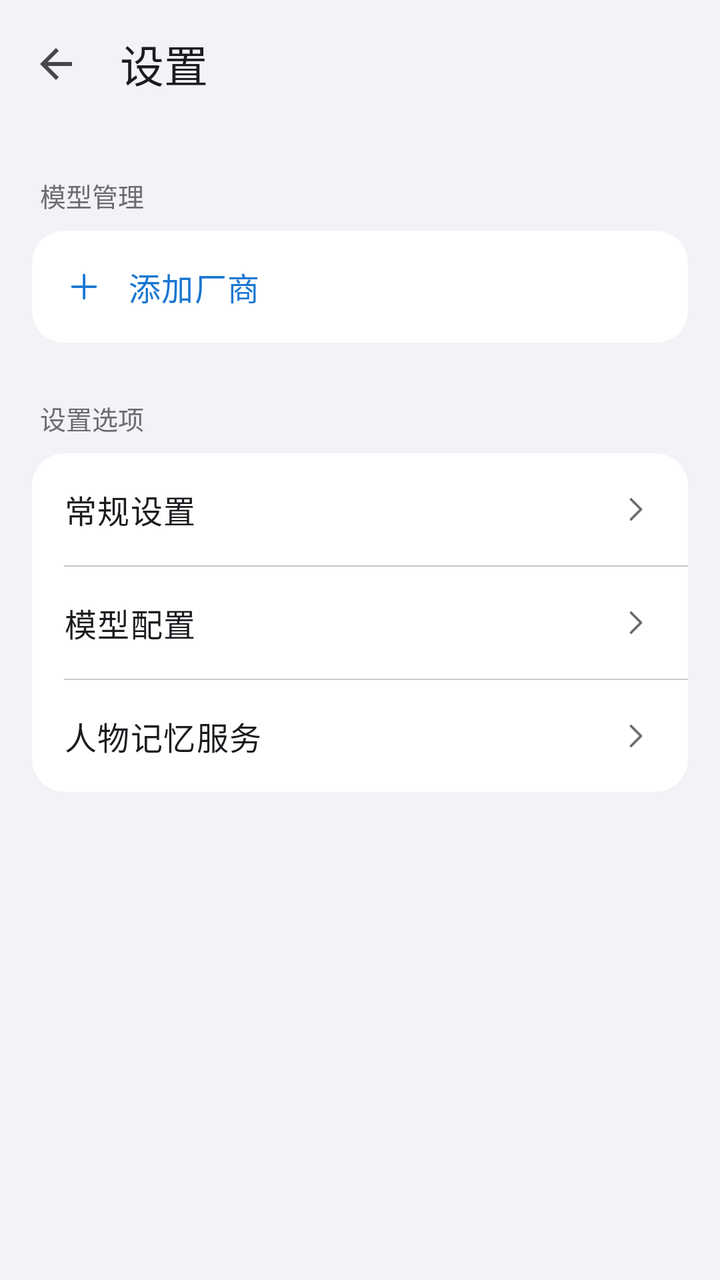
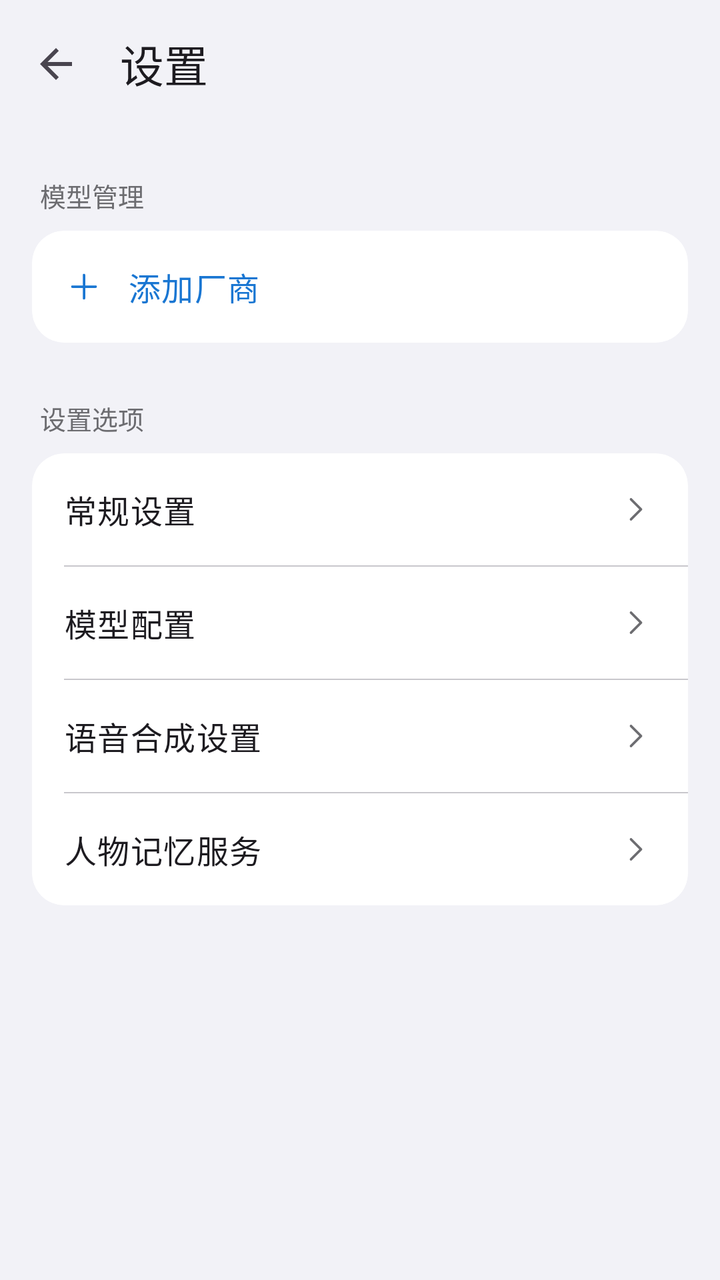

An Android layout rendered at two revisions. The XML below is the earlier revision; the diff shows what the commit changed to produce the second picture.
<!-- AndroidManifest.xml: activity theme Theme.AIChat -->
<!-- res/layout/activity_settings.xml -->
<?xml version="1.0" encoding="utf-8"?>
<LinearLayout xmlns:android="http://schemas.android.com/apk/res/android"
    xmlns:app="http://schemas.android.com/apk/res-auto"
    android:layout_width="match_parent"
    android:layout_height="match_parent"
    android:orientation="vertical"
    android:background="@color/ios_grouped_bg">

    <com.google.android.material.appbar.MaterialToolbar
        android:id="@+id/toolbar"
        android:layout_width="match_parent"
        android:layout_height="?attr/actionBarSize"
        android:background="@color/ios_grouped_bg"
        app:elevation="0dp"
        app:title="@string/settings"
        app:navigationIcon="?attr/homeAsUpIndicator" />

    <ScrollView
        android:layout_width="match_parent"
        android:layout_height="match_parent"
        android:background="@color/ios_grouped_bg"
        android:fillViewport="true">

        <LinearLayout
            android:layout_width="match_parent"
            android:layout_height="wrap_content"
            android:orientation="vertical"
            android:paddingBottom="32dp">

            
            <TextView
                android:layout_width="match_parent"
                android:layout_height="wrap_content"
                android:text="@string/model_management"
                android:textSize="13sp"
                android:textColor="@color/ios_section_label"
                android:paddingStart="20dp"
                android:paddingEnd="20dp"
                android:paddingTop="24dp"
                android:paddingBottom="8dp" />

            <include
                android:id="@+id/includeModelManagement"
                layout="@layout/layout_model_management"
                android:layout_width="match_parent"
                android:layout_height="wrap_content"
                android:layout_marginStart="16dp"
                android:layout_marginEnd="16dp" />

            
            <TextView
                android:layout_width="match_parent"
                android:layout_height="wrap_content"
                android:text="@string/settings_options"
                android:textSize="13sp"
                android:textColor="@color/ios_section_label"
                android:paddingStart="20dp"
                android:paddingEnd="20dp"
                android:paddingTop="28dp"
                android:paddingBottom="8dp" />

            
            <com.google.android.material.card.MaterialCardView
                android:layout_width="match_parent"
                android:layout_height="wrap_content"
                android:layout_marginStart="16dp"
                android:layout_marginEnd="16dp"
                app:cardElevation="0dp"
                app:cardBackgroundColor="@color/ios_cell_bg"
                app:cardCornerRadius="16dp"
                app:strokeWidth="0dp">

                <LinearLayout
                    android:layout_width="match_parent"
                    android:layout_height="wrap_content"
                    android:orientation="vertical">

                    
                    <LinearLayout
                        android:id="@+id/headerGeneral"
                        android:layout_width="match_parent"
                        android:layout_height="wrap_content"
                        android:orientation="horizontal"
                        android:gravity="center_vertical"
                        android:paddingStart="16dp"
                        android:paddingEnd="16dp"
                        android:minHeight="56dp"
                        android:background="?attr/selectableItemBackground">
                        <TextView
                            android:layout_width="0dp"
                            android:layout_weight="1"
                            android:layout_height="wrap_content"
                            android:text="@string/general_settings"
                            android:textAppearance="?attr/textAppearanceBodyLarge"
                            android:textColor="?attr/colorOnSurface" />
                        <ImageView
                            android:id="@+id/iconGeneralExpand"
                            android:layout_width="20dp"
                            android:layout_height="20dp"
                            android:src="@drawable/ic_chevron_right"
                            app:tint="@color/ios_section_label" />
                    </LinearLayout>

                    
                    <LinearLayout
                        android:id="@+id/expandGeneral"
                        android:layout_width="match_parent"
                        android:layout_height="wrap_content"
                        android:orientation="vertical"
                        android:paddingStart="16dp"
                        android:paddingEnd="16dp"
                        android:paddingTop="4dp"
                        android:paddingBottom="16dp"
                        android:visibility="gone">
                        <TextView
                            android:layout_width="wrap_content"
                            android:layout_height="wrap_content"
                            android:text="@string/theme"
                            android:textAppearance="?attr/textAppearanceBodyMedium"
                            android:layout_marginBottom="6dp" />
                        <RadioGroup
                            android:id="@+id/radioTheme"
                            android:layout_width="match_parent"
                            android:layout_height="wrap_content"
                            android:orientation="vertical"
                            android:layout_marginBottom="14dp">
                            <RadioButton
                                android:id="@+id/themeLight"
                                android:layout_width="wrap_content"
                                android:layout_height="wrap_content"
                                android:minHeight="40dp"
                                android:textAppearance="?attr/textAppearanceBodyMedium"
                                android:text="@string/theme_light" />
                            <RadioButton
                                android:id="@+id/themeDark"
                                android:layout_width="wrap_content"
                                android:layout_height="wrap_content"
                                android:layout_marginTop="4dp"
                                android:minHeight="40dp"
                                android:textAppearance="?attr/textAppearanceBodyMedium"
                                android:text="@string/theme_dark" />
                            <RadioButton
                                android:id="@+id/themeSystem"
                                android:layout_width="wrap_content"
                                android:layout_height="wrap_content"
                                android:layout_marginTop="4dp"
                                android:minHeight="40dp"
                                android:textAppearance="?attr/textAppearanceBodyMedium"
                                android:text="@string/theme_system" />
                        </RadioGroup>
                        <TextView
                            android:layout_width="wrap_content"
                            android:layout_height="wrap_content"
                            android:text="@string/theme_color"
                            android:textAppearance="?attr/textAppearanceBodyMedium"
                            android:layout_marginBottom="6dp" />
                        <RadioGroup
                            android:id="@+id/radioThemeColor"
                            android:layout_width="match_parent"
                            android:layout_height="wrap_content"
                            android:orientation="vertical"
                            android:layout_marginBottom="14dp">
                            <RadioButton
                                android:id="@+id/colorBlue"
                                android:layout_width="wrap_content"
                                android:layout_height="wrap_content"
                                android:minHeight="40dp"
                                android:textAppearance="?attr/textAppearanceBodyMedium"
                                android:text="蓝" />
                            <RadioButton
                                android:id="@+id/colorGreen"
                                android:layout_width="wrap_content"
                                android:layout_height="wrap_content"
                                android:layout_marginTop="4dp"
                                android:minHeight="40dp"
                                android:textAppearance="?attr/textAppearanceBodyMedium"
                                android:text="绿" />
                            <RadioButton
                                android:id="@+id/colorPurple"
                                android:layout_width="wrap_content"
                                android:layout_height="wrap_content"
                                android:layout_marginTop="4dp"
                                android:minHeight="40dp"
                                android:textAppearance="?attr/textAppearanceBodyMedium"
                                android:text="紫" />
                            <RadioButton
                                android:id="@+id/colorOrange"
                                android:layout_width="wrap_content"
                                android:layout_height="wrap_content"
                                android:layout_marginTop="4dp"
                                android:minHeight="40dp"
                                android:textAppearance="?attr/textAppearanceBodyMedium"
                                android:text="橙" />
                        </RadioGroup>
                        <TextView
                            android:layout_width="wrap_content"
                            android:layout_height="wrap_content"
                            android:text="@string/font_size"
                            android:textAppearance="?attr/textAppearanceBodyMedium"
                            android:layout_marginBottom="6dp" />
                        <LinearLayout
                            android:layout_width="match_parent"
                            android:layout_height="wrap_content"
                            android:orientation="horizontal"
                            android:gravity="center_vertical">
                            <SeekBar
                                android:id="@+id/seekFontSize"
                                android:layout_width="0dp"
                                android:layout_weight="1"
                                android:layout_height="wrap_content"
                                android:max="4"
                                android:progress="1" />
                            <TextView
                                android:id="@+id/textFontSizeValue"
                                android:layout_width="wrap_content"
                                android:layout_height="wrap_content"
                                android:layout_marginStart="12dp"
                                android:minWidth="32dp"
                                android:text="14" />
                        </LinearLayout>
                        <LinearLayout
                            android:layout_width="match_parent"
                            android:layout_height="wrap_content"
                            android:orientation="horizontal"
                            android:layout_marginTop="10dp">
                            <com.google.android.material.button.MaterialButton
                                android:id="@+id/btnNewChat"
                                style="@style/Widget.Material3.Button.TextButton"
                                android:layout_width="wrap_content"
                                android:layout_height="wrap_content"
                                android:text="@string/new_chat" />
                            <com.google.android.material.button.MaterialButton
                                android:id="@+id/btnExport"
                                style="@style/Widget.Material3.Button.TextButton"
                                android:layout_width="wrap_content"
                                android:layout_height="wrap_content"
                                android:layout_marginStart="8dp"
                                android:text="@string/export" />
                        </LinearLayout>
                    </LinearLayout>

                    
                    <View
                        android:layout_width="match_parent"
                        android:layout_height="0.5dp"
                        android:layout_marginStart="16dp"
                        android:background="@color/ios_separator" />

                    
                    <LinearLayout
                        android:id="@+id/cardModelConfig"
                        android:layout_width="match_parent"
                        android:layout_height="wrap_content"
                        android:orientation="horizontal"
                        android:gravity="center_vertical"
                        android:paddingStart="16dp"
                        android:paddingEnd="16dp"
                        android:minHeight="56dp"
                        android:background="?attr/selectableItemBackground">
                        <TextView
                            android:layout_width="0dp"
                            android:layout_weight="1"
                            android:layout_height="wrap_content"
                            android:text="@string/model_config"
                            android:textAppearance="?attr/textAppearanceBodyLarge"
                            android:textColor="?attr/colorOnSurface" />
                        <ImageView
                            android:layout_width="20dp"
                            android:layout_height="20dp"
                            android:src="@drawable/ic_chevron_right"
                            app:tint="@color/ios_section_label" />
                    </LinearLayout>

                    
                    <View
                        android:layout_width="match_parent"
                        android:layout_height="0.5dp"
                        android:layout_marginStart="16dp"
                        android:background="@color/ios_separator" />

                    
                    <LinearLayout
                        android:id="@+id/cardCharacterMemory"
                        android:layout_width="match_parent"
                        android:layout_height="wrap_content"
                        android:orientation="horizontal"
                        android:gravity="center_vertical"
                        android:paddingStart="16dp"
                        android:paddingEnd="16dp"
                        android:minHeight="56dp"
                        android:background="?attr/selectableItemBackground">
                        <TextView
                            android:layout_width="0dp"
                            android:layout_weight="1"
                            android:layout_height="wrap_content"
                            android:text="@string/character_memory_settings"
                            android:textAppearance="?attr/textAppearanceBodyLarge"
                            android:textColor="?attr/colorOnSurface" />
                        <ImageView
                            android:layout_width="20dp"
                            android:layout_height="20dp"
                            android:src="@drawable/ic_chevron_right"
                            app:tint="@color/ios_section_label" />
                    </LinearLayout>

                </LinearLayout>
            </com.google.android.material.card.MaterialCardView>

        </LinearLayout>
    </ScrollView>
</LinearLayout>
<!-- res/layout/layout_model_management.xml (included above) -->
<?xml version="1.0" encoding="utf-8"?>
<com.google.android.material.card.MaterialCardView
    xmlns:android="http://schemas.android.com/apk/res/android"
    xmlns:app="http://schemas.android.com/apk/res-auto"
    android:layout_width="match_parent"
    android:layout_height="wrap_content"
    app:cardElevation="0dp"
    app:cardBackgroundColor="@color/ios_cell_bg"
    app:cardCornerRadius="16dp"
    app:strokeWidth="0dp">

    <LinearLayout
        android:layout_width="match_parent"
        android:layout_height="wrap_content"
        android:orientation="vertical">

        
        <LinearLayout
            android:id="@+id/btnAddProvider"
            android:layout_width="match_parent"
            android:layout_height="wrap_content"
            android:orientation="horizontal"
            android:gravity="center_vertical"
            android:paddingStart="16dp"
            android:paddingEnd="16dp"
            android:minHeight="56dp"
            android:background="?attr/selectableItemBackground">
            <ImageView
                android:layout_width="20dp"
                android:layout_height="20dp"
                android:src="@drawable/ic_add"
                android:layout_marginEnd="12dp"
                app:tint="?attr/colorPrimary" />
            <TextView
                android:layout_width="0dp"
                android:layout_weight="1"
                android:layout_height="wrap_content"
                android:text="@string/add_provider"
                android:textAppearance="?attr/textAppearanceBodyLarge"
                android:textColor="?attr/colorPrimary" />
        </LinearLayout>

        
        <androidx.recyclerview.widget.RecyclerView
            android:id="@+id/recyclerProviders"
            android:layout_width="match_parent"
            android:layout_height="wrap_content"
            android:nestedScrollingEnabled="false" />

    </LinearLayout>
</com.google.android.material.card.MaterialCardView>
<!-- resources referenced by this layout -->
<resources>
  <color name="ios_cell_bg">#FFFFFF</color>
  <color name="ios_grouped_bg">#F2F2F7</color>
  <color name="ios_section_label">#6C6C70</color>
  <color name="ios_separator">#C8C7CC</color>
  <!-- drawable ic_add (drawable) -->
  <?xml version="1.0" encoding="utf-8"?>
  <vector xmlns:android="http://schemas.android.com/apk/res/android"
      android:width="24dp"
      android:height="24dp"
      android:viewportWidth="24"
      android:viewportHeight="24">
      <path
          android:fillColor="@android:color/transparent"
          android:pathData="M12,5V19M5,12H19"
          android:strokeColor="#FF000000"
          android:strokeLineCap="round"
          android:strokeLineJoin="round"
          android:strokeWidth="1.5" />
  </vector>
  <!-- drawable ic_chevron_right (drawable) -->
  <?xml version="1.0" encoding="utf-8"?>
  <vector xmlns:android="http://schemas.android.com/apk/res/android"
      android:width="24dp"
      android:height="24dp"
      android:viewportWidth="24"
      android:viewportHeight="24">
      <path
          android:fillColor="@android:color/transparent"
          android:pathData="M9,6L15,12L9,18"
          android:strokeColor="#FF000000"
          android:strokeLineCap="round"
          android:strokeLineJoin="round"
          android:strokeWidth="1.5" />
  </vector>
  <string name="add_provider">添加厂商</string>
  <string name="character_memory_settings">人物记忆服务</string>
  <string name="export">导出记录</string>
  <string name="font_size">字体大小</string>
  <string name="general_settings">常规设置</string>
  <string name="model_config">模型配置</string>
  <string name="model_management">模型管理</string>
  <string name="new_chat">新对话</string>
  <string name="settings">设置</string>
  <string name="settings_options">设置选项</string>
  <string name="theme">主题</string>
  <string name="theme_color">主题色</string>
  <string name="theme_dark">深色</string>
  <string name="theme_light">浅色</string>
  <string name="theme_system">跟随系统</string>
  <style name="Theme.AIChat" parent="Theme.Material3.DayNight.NoActionBar">
          <item name="colorPrimary">@color/primary</item>
          <item name="colorPrimaryContainer">?attr/colorPrimaryLight</item>
          <item name="colorOnPrimary">@color/on_primary</item>
          <item name="colorSurface">@color/surface</item>
          <item name="colorPrimarySubtle">@color/primary_blue_subtle</item>
          <item name="colorPrimaryLight">@color/primary_blue_light</item>
          <item name="colorPrimaryDeep">@color/primary_blue_deep</item>
          <item name="materialAlertDialogTheme">@style/ThemeOverlay.AIChat.MaterialAlertDialog</item>
          <item name="alertDialogTheme">@style/ThemeOverlay.AIChat.MaterialAlertDialog</item>
      </style>
  <color name="primary">#1976D2</color>
  <color name="on_primary">#FFFFFF</color>
  <color name="surface">#FFFFFF</color>
  <color name="primary_blue_subtle">#F5FAFF</color>
  <color name="primary_blue_light">#E3F2FD</color>
  <color name="primary_blue_deep">#0D47A1</color>
  <style name="ThemeOverlay.AIChat.MaterialAlertDialog" parent="ThemeOverlay.Material3.MaterialAlertDialog">
          <item name="backgroundTint">@android:color/transparent</item>
          <item name="android:windowBackground">@drawable/bg_material_alert_dialog</item>
          <item name="colorSurface">@color/dialog_surface_bg</item>
          <item name="elevationOverlayEnabled">false</item>
          <item name="shapeAppearanceOverlay">@style/ShapeAppearance.AIChat.Dialog</item>
      </style>
  <color name="dialog_surface_bg">#FFFDFEFF</color>
  <style name="ShapeAppearance.AIChat.Dialog" parent="">
          <item name="cornerFamily">rounded</item>
          <item name="cornerSize">28dp</item>
      </style>
  <color name="glass_surface">#CCF2F2F7</color>
  <dimen name="dialog_glass_highlight_fade">120dp</dimen>
  <color name="glass_highlight_top">#30FFFFFF</color>
  <dimen name="dialog_glass_shadow_fade">160dp</dimen>
  <color name="glass_shadow_bottom">#10000000</color>
  <color name="glass_stroke">#40FFFFFF</color>
  <!-- unchanged entries left out for length: 1 -->
</resources>

<!-- the commit's change to res/layout/activity_settings.xml (unified diff, before → after) -->
@@ -262,6 +262,38 @@
                             android:layout_weight="1"
                             android:layout_height="wrap_content"
                             android:text="@string/model_config"
+                            android:textAppearance="?attr/textAppearanceBodyLarge"
+                            android:textColor="?attr/colorOnSurface" />
+                        <ImageView
+                            android:layout_width="20dp"
+                            android:layout_height="20dp"
+                            android:src="@drawable/ic_chevron_right"
+                            app:tint="@color/ios_section_label" />
+                    </LinearLayout>
+
+                    
+                    <View
+                        android:layout_width="match_parent"
+                        android:layout_height="0.5dp"
+                        android:layout_marginStart="16dp"
+                        android:background="@color/ios_separator" />
+
+                    
+                    <LinearLayout
+                        android:id="@+id/cardTTSSettings"
+                        android:layout_width="match_parent"
+                        android:layout_height="wrap_content"
+                        android:orientation="horizontal"
+                        android:gravity="center_vertical"
+                        android:paddingStart="16dp"
+                        android:paddingEnd="16dp"
+                        android:minHeight="56dp"
+                        android:background="?attr/selectableItemBackground">
+                        <TextView
+                            android:layout_width="0dp"
+                            android:layout_weight="1"
+                            android:layout_height="wrap_content"
+                            android:text="语音合成设置"
                             android:textAppearance="?attr/textAppearanceBodyLarge"
                             android:textColor="?attr/colorOnSurface" />
                         <ImageView
